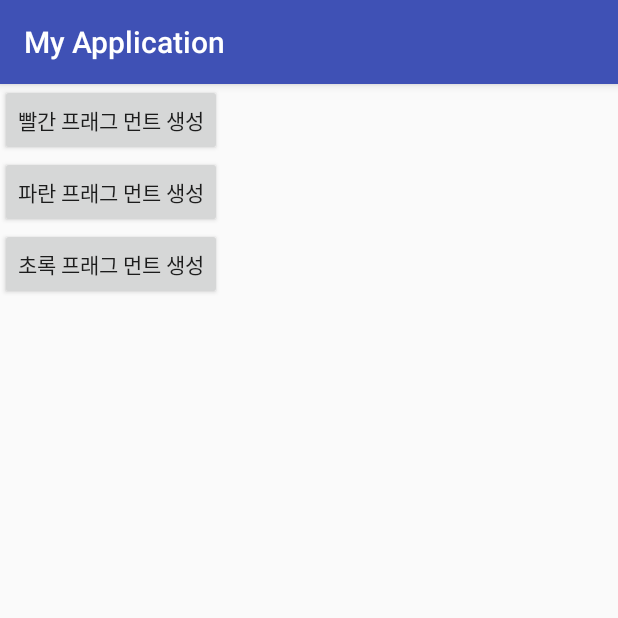
After one commit to chungmyung/Android1st, an Android app: the colerActivity screen opened directly, with no data from a screen before it, on a phone screen of 412 x 824 dp, the top half of it. The commit adds this screen. Run offline under Robolectric (Android 15) with nearby library versions, the phone set to English and light mode, and no system bars.

Commit message:
factory method를 만들어서 동적 적용을 한 경우

```diff
--- /dev/null
+++ b/app/src/main/res/layout/activity_coler.xml
@@ -0,0 +1,34 @@
+<?xml version="1.0" encoding="utf-8"?>
+<LinearLayout xmlns:android="http://schemas.android.com/apk/res/android"
+    xmlns:app="http://schemas.android.com/apk/res-auto"
+    xmlns:tools="http://schemas.android.com/tools"
+    android:layout_width="match_parent"
+    android:layout_height="match_parent"
+    android:orientation="vertical"
+    tools:context="com.chungmyung.myapplication.fragment.Color.colerActivity">
+
+
+    <Button
+        android:layout_width="wrap_content"
+        android:layout_height="wrap_content"
+        android:onClick="onCreateRedFragmentButtonClicked"
+        android:text="빨간 프래그 먼트 생성" />
+    <Button
+        android:layout_width="wrap_content"
+        android:layout_height="wrap_content"
+        android:onClick="onCreateBlueFragmentButtonClicked"
+        android:text="파란 프래그 먼트 생성" />
+    <Button
+        android:layout_width="wrap_content"
+        android:layout_height="wrap_content"
+        android:onClick="onCreateGreenFragmentButtonClicked"
+        android:text="초록 프래그 먼트 생성" />
+
+    <FrameLayout
+        android:id="@+id/container"
+        android:layout_width="match_parent"
+        android:layout_height="match_parent">
+
+    </FrameLayout>
+
+</LinearLayout>
```
Also changed, not shown: app/src/main/AndroidManifest.xml (+8 -0 lines), app/src/main/java/com/chungmyung/myapplication/fragment/Color/ColorFragment.java (+30 -3 lines), app/src/main/java/com/chungmyung/myapplication/fragment/Color/colerActivity.java (added, +60 -0 lines), app/src/main/res/layout/fragment_color.xml (+2 -5 lines).
